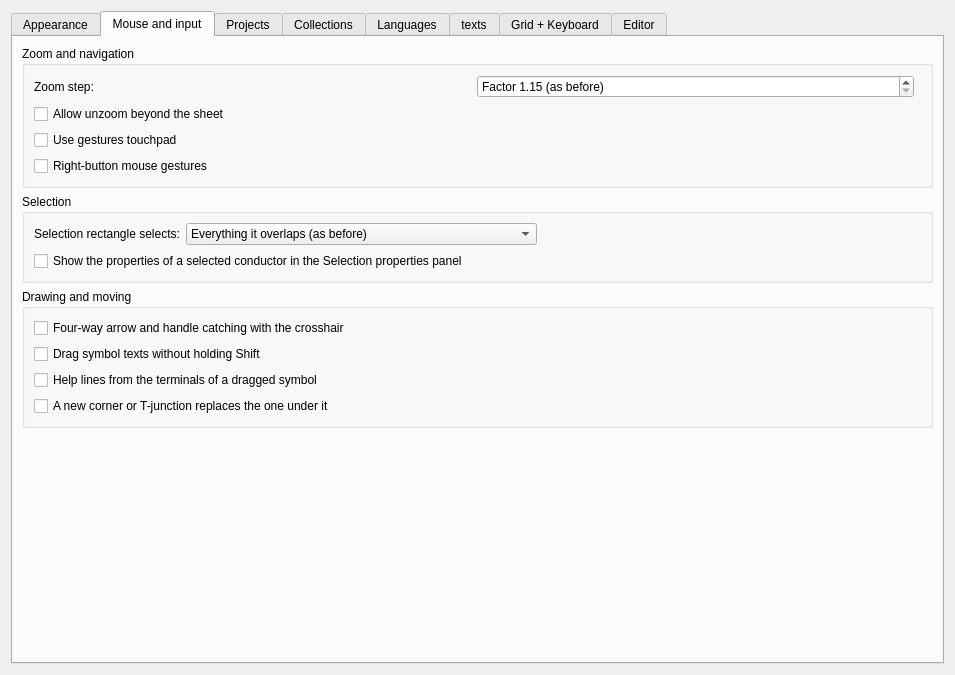
This is sources/ui/configpage/generalconfigurationpage.ui in qelectrotech/qelectrotech-source-mirror as Qt 5 draws it before an edit. The edited form follows.
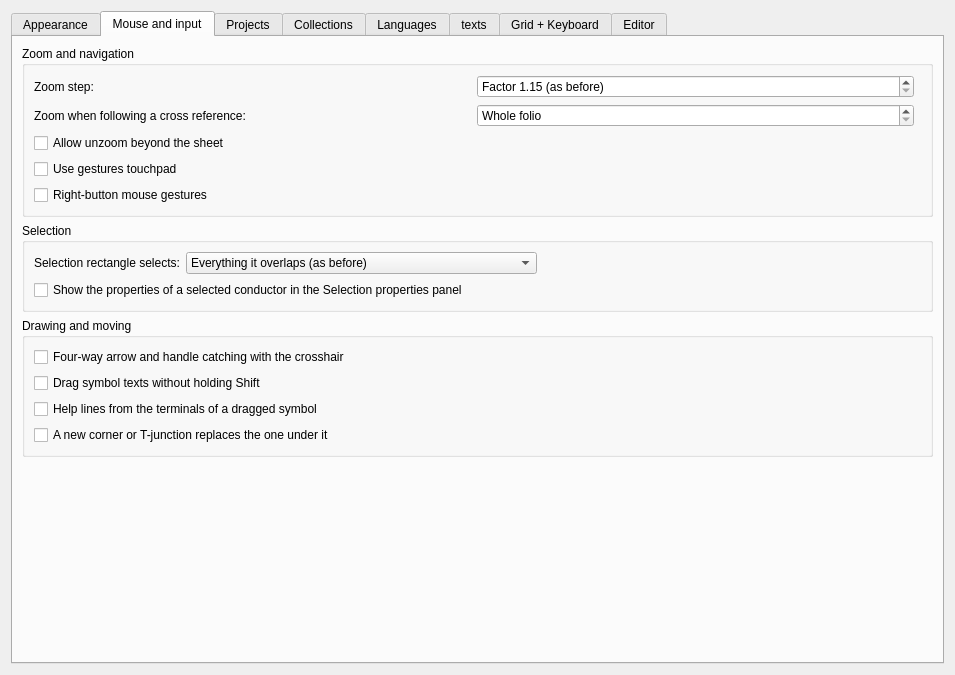
This is the edited form. The open tabs and pages were chosen to show the change. Custom widgets are drawn as their Qt base class.

Commit message:
Following a cross reference: a zoom of its own, the target in the middle
Settings > General: the zoom a jump along a cross reference or a folio
report shows its target at, at least, with the target in the middle of
the view; a closer view stays. 125 % by default; 0 shows the whole
folio, as the jump did until now.

```diff
--- a/sources/ui/configpage/generalconfigurationpage.ui
+++ b/sources/ui/configpage/generalconfigurationpage.ui
@@ -315,6 +315,52 @@
             </item>
            </layout>
           </item>
+          <item>
+           <layout class="QHBoxLayout" name="m_jump_zoom_layout">
+            <item>
+             <widget class="QLabel" name="m_jump_zoom_label">
+              <property name="text">
+               <string>Zoom when following a cross reference:</string>
+              </property>
+              <property name="buddy">
+               <cstring>m_jump_zoom_sb</cstring>
+              </property>
+             </widget>
+            </item>
+            <item>
+             <widget class="QSpinBox" name="m_jump_zoom_sb">
+              <property name="minimumSize">
+               <size>
+                <width>120</width>
+                <height>0</height>
+               </size>
+              </property>
+              <property name="toolTip">
+               <string>A jump along a cross reference or a folio report shows its target in the middle of the view, at this zoom at least; closer views stay as they are.</string>
+              </property>
+              <property name="specialValueText">
+               <string>Whole folio</string>
+              </property>
+              <property name="suffix">
+               <string> %</string>
+              </property>
+              <property name="maximum">
+               <number>400</number>
+              </property>
+              <property name="singleStep">
+               <number>5</number>
+              </property>
+             </widget>
+            </item>
+            <item>
+             <spacer name="m_jump_zoom_spacer">
+              <property name="orientation">
+               <enum>Qt::Horizontal</enum>
+              </property>
+             </spacer>
+            </item>
+           </layout>
+          </item>
           <item>
            <widget class="QCheckBox" name="m_zoom_out_beyond_folio">
             <property name="text">
```
The commit also changes 5 other files.
